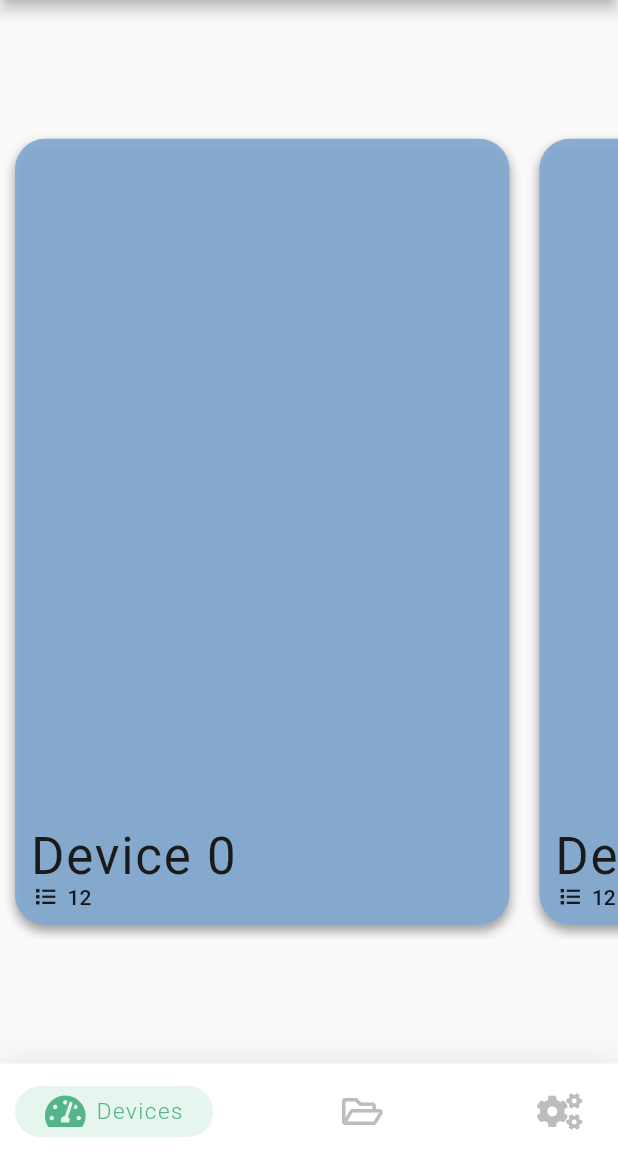
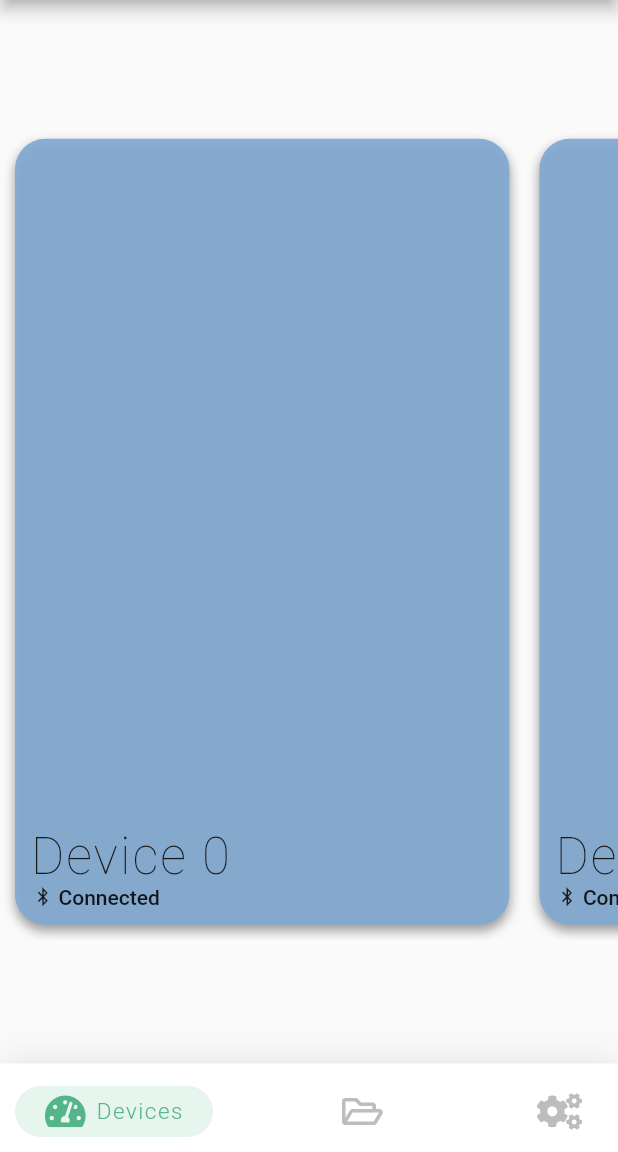
Before and after one commit to Harry-OBrien/Mint_Crispr, a Flutter app: the screen it shows after launch, on a phone screen of 412 x 824 dp, the part 84-1236 px from its top. Run offline on Flutter 3.47's test engine with Material 2 defaults, Android fonts, the phone set to English and light mode, and no system bars; drawn by our look-alikes of google_nav_bar; our stand-ins replace flutter_blue, font_awesome_flutter; Roboto replaces fonts that are missing (HelveticaNeue-Condensed).

Commit message:
Add screens

```diff
--- a/lib/screens/home_screen.dart
+++ b/lib/screens/home_screen.dart
@@ -21,7 +21,6 @@ class _HomeScreenState extends State<HomeScreen> {
             text: 'Mint',
             style: TextStyle(
               color: Theme.of(context).primaryColor,
-              fontFamily: "HelveticaNeue-Condensed",
               fontWeight: FontWeight.w200,
               fontSize: 40,
               letterSpacing: 1.4,
@@ -60,10 +59,7 @@ class _HomeScreenState extends State<HomeScreen> {
         ],
       ),
       body: SafeArea(
-        child: Center(
-            child: DeviceCarousel(
-          devices: mockDeviceData,
-        )),
+        child: Center(child: DeviceCarousel(devices: mockDeviceData)),
       ),
       bottomNavigationBar: Container(
         decoration: BoxDecoration(color: Colors.white, boxShadow: [
--- a/lib/widgets/device_carousel.dart
+++ b/lib/widgets/device_carousel.dart
@@ -32,7 +32,7 @@ class DeviceCarousel extends StatelessWidget {
               ),
             ),
             Text(
-              "Add or create a house with '+' button.",
+              "Add a device with '+' button above.",
               textAlign: TextAlign.center,
               style: TextStyle(
                   fontSize: 13.0,
@@ -69,7 +69,9 @@ class DeviceCarousel extends StatelessWidget {
                 Navigator.push(
                   context,
                   new MaterialPageRoute(
-                    builder: (context) => new DeviceScreen(),
+                    builder: (context) => new DeviceScreen(
+                      device: device,
+                    ),
                   ),
                 );
               },
@@ -87,23 +89,23 @@ class DeviceCarousel extends StatelessWidget {
                           style: TextStyle(
                               color: Color(0xFF1A1A1A),
                               fontSize: 34.0,
-                              fontWeight: FontWeight.w400,
-                              letterSpacing: 1.2),
+                              fontWeight: FontWeight.w200,
+                              letterSpacing: 1.3),
                         ),
                         Row(
                           children: <Widget>[
                             Padding(
-                              padding: const EdgeInsets.only(left: 4),
+                              padding: const EdgeInsets.only(left: 2),
                               child: Icon(
-                                FontAwesomeIcons.list,
+                                FontAwesomeIcons.bluetoothB,
                                 size: 13.0,
                                 color: Color(0xFF1A1A1A),
                               ),
                             ),
                             Padding(
                               padding:
-                                  const EdgeInsets.symmetric(horizontal: 8.0),
-                              child: Text('12'),
+                                  const EdgeInsets.symmetric(horizontal: 4.0),
+                              child: Text('Connected'),
                             )
                           ],
                         ),
```
Also changed, not shown: lib/screens/add_device_screen.dart (+22 -0 lines), lib/screens/device_screen.dart (+6 -1 lines), 7 other files.
